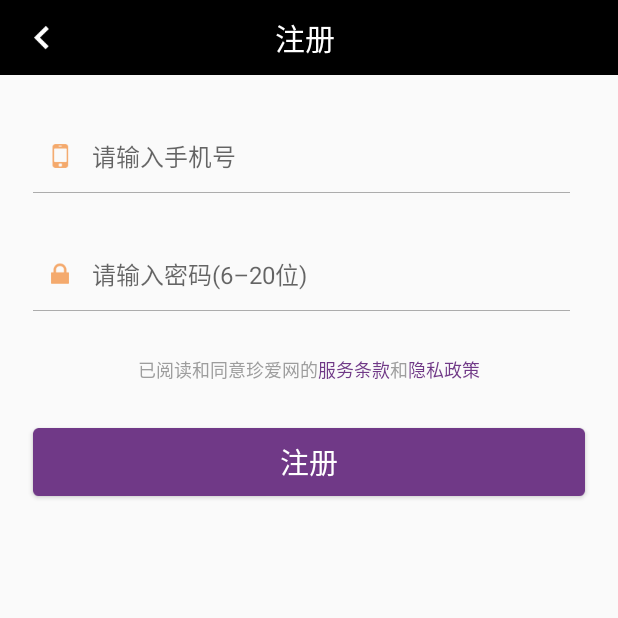
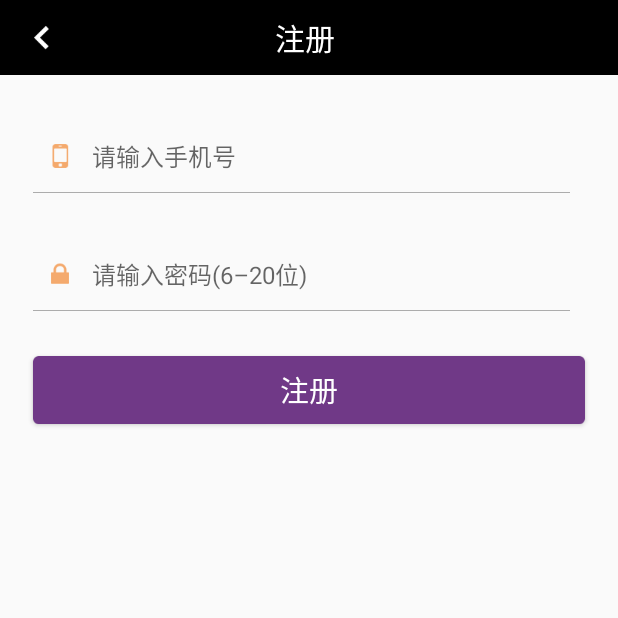
Before and after one commit to dandanba/xiangqin-android-studio, an Android app: the RegisterActivity screen opened directly, with no data from a screen before it, on a phone screen of 412 x 824 dp, the top half of it. Run offline under Robolectric (Android 15) with nearby library versions, the phone set to English and light mode, and no system bars; our stand-ins replace ButterKnife; libraries missing offline, so code that uses them is left out: com.alibaba.fastjson, com.avos.avoscloud, com.facebook.drawee, de.greenrobot.event; 1 statement that could not run was skipped.

Commit message:
1. nickname 2. 协议 3. 注册和登录错误提示

```diff
--- a/xiangqin/app/build.gradle
+++ b/xiangqin/app/build.gradle
@@ -8,8 +8,8 @@ android {
         applicationId "com.xq.main"
         minSdkVersion 15
         targetSdkVersion 23
-        versionCode 73
-        versionName "6.0.1"
+        versionCode 74
+        versionName "6.0.2"
     }
     buildTypes {
         release {
--- a/xiangqin/app/src/main/java/com/xiangqin/app/adapter/InfoAdapter.java
+++ b/xiangqin/app/src/main/java/com/xiangqin/app/adapter/InfoAdapter.java
@@ -140,7 +140,7 @@ public class InfoAdapter extends BaseAdapter<UserDataHolder> {
 
         public void bind(Context context, UserDataHolder dataHolder, int position) {
             mIcon.setImageURI(Uri.parse(mUser.getIconUrl()));
-            mTitleText.setText(mUser.getUsername());
+            mTitleText.setText(mUser.getNickname());
         }
 
         private void openClient(final User targetUser) {
--- a/xiangqin/app/src/main/java/com/xiangqin/app/adapter/MyAdapter.java
+++ b/xiangqin/app/src/main/java/com/xiangqin/app/adapter/MyAdapter.java
@@ -174,7 +174,7 @@ public class MyAdapter extends BaseAdapter<MyDataHolder> implements OnRecyclerVi
         public void bind(Context context, MyDataHolder datHolder, int position) {
             final User user = mUser;
             mIcon.setImageURI(Uri.parse(user.getIconUrl()));
-            mTitleText.setText(user.getUsername());
+            mTitleText.setText(user.getNickname());
             mTextText.setText(String.format("%1$s %2$s", user.getBirthday(), user.getArea()));
             mInfoText.setText(String.format("%1$scm %2$s", user.getHeight(), user.getEarning()));
         }
--- a/xiangqin/app/src/main/java/com/xiangqin/app/adapter/UserAdapter.java
+++ b/xiangqin/app/src/main/java/com/xiangqin/app/adapter/UserAdapter.java
@@ -27,7 +27,6 @@ public class UserAdapter extends BaseAdapter<UserDataHolder> {
         super(context);
         mItemClickListener = onItemClickListener;
     }
-
 
     @Override
     public BaseViewHolder onCreateViewHolder(ViewGroup parent, int viewType) {
--- a/xiangqin/app/src/main/java/com/xiangqin/app/fragment/MyFragment.java
+++ b/xiangqin/app/src/main/java/com/xiangqin/app/fragment/MyFragment.java
@@ -120,7 +120,6 @@ public class MyFragment extends BaseFragment implements OnRecyclerViewItemClickL
 
     @Override
     public void onItemClick(View view, int position) {
-
     }
 
 
@@ -131,7 +130,6 @@ public class MyFragment extends BaseFragment implements OnRecyclerViewItemClickL
         if (event instanceof ActionEvent) {
             ActionEvent actionEvent = (ActionEvent) event;
             if ("header".equals(actionEvent.mAction)) {
-
                 Intent intent = new Intent(mBaseActivity, MultiImageSelectorActivity.class);
                 // whether show camera
                 intent.putExtra(MultiImageSelectorActivity.EXTRA_SHOW_CAMERA, true);
--- a/xiangqin/app/src/main/java/com/xiangqin/app/model/User.java
+++ b/xiangqin/app/src/main/java/com/xiangqin/app/model/User.java
@@ -110,8 +110,6 @@ public class User extends AVUser {
         } else {
             return icon;
         }
-
-
     }
 
     public void setIcon(String icon) {
@@ -145,7 +143,7 @@ public class User extends AVUser {
     public void sayHello(User sender) {
         AVPush push = new AVPush();
         push.setChannel("public");
-        push.setMessage(sender.getNickname() + "向您打招呼了。");
+        push.setMessage(sender.getUsername() + "向您打招呼了。");
         AVQuery<AVInstallation> query = AVInstallation.getQuery();
         query.whereEqualTo("installationId", getInstallationId());
         push.setQuery(query);
--- a/xiangqin/app/src/main/res/layout/activity_register.xml
+++ b/xiangqin/app/src/main/res/layout/activity_register.xml
@@ -70,45 +70,6 @@
             android:background="#ffacacac" />
 
     </LinearLayout>
-
-    <LinearLayout
-        android:layout_width="fill_parent"
-        android:layout_height="wrap_content"
-        android:layout_marginTop="30dp"
-        android:gravity="center_horizontal"
-        android:orientation="horizontal">
-
-        <TextView
-            style="@style/normal_text_shadow_style_2"
-            android:layout_width="wrap_content"
-            android:layout_height="wrap_content"
-            android:text="@string/service_treaty_and_privacy_policy" />
-
-        <TextView
-            android:id="@+id/terms_textview"
-            style="@style/normal_text_shadow_style"
-            android:layout_width="wrap_content"
-            android:layout_height="wrap_content"
-            android:clickable="true"
-            android:text="@string/terms"
-            android:textColor="@color/term_text_text_color" />
-
-        <TextView
-            style="@style/normal_text_shadow_style_2"
-            android:layout_width="wrap_content"
-            android:layout_height="wrap_content"
-            android:text="@string/he" />
-
-        <TextView
-            android:id="@+id/privacy_policy_textview"
-            style="@style/normal_text_shadow_style"
-            android:layout_width="wrap_content"
-            android:layout_height="wrap_content"
-            android:clickable="true"
-            android:text="@string/privacy_policy"
-            android:textColor="@color/term_text_text_color" />
-    </LinearLayout>
-
     <Button
         android:id="@+id/login_button"
         style="@style/white_btn_text_style"
--- a/xiangqin/app/src/main/res/values/strings.xml
+++ b/xiangqin/app/src/main/res/values/strings.xml
@@ -6,11 +6,6 @@
     <string name="password_six_twenty">请输入密码(6–20位)</string>
     <string name="forgot_password">忘记密码</string>
     <string name="register_tips">您的性别、生日、身高、学历、婚姻状况注册后将不能修改，请认真填写。</string>
-    <string name="service_treaty_and_privacy_policy">已阅读和同意珍爱网的</string>
-    <string name="terms">服务条款</string>
-    <string name="he">和</string>
-    <string name="termstxt">服务条款</string>
-    <string name="privacy_policy">隐私政策</string>
     <string name="confirm">确定</string>
     <string name="cancel">取消</string>
     <string name="tab_text_1">缘分</string>
@@ -24,17 +19,13 @@
     <string name="welcome">您好 </string>
     <string name="create_conversation">创建一个和机器人的对话</string>
     <string name="join_conversation">加入一个已有对话</string>
-    <string name="online_site">http://leancloud.github.io/js-realtime-sdk/demo/demo2/</string>
     <string name="title_activity_login">LoginActivity</string>
     <string name="logout">注销</string>
     <string name="begin_chat">开始聊天</string>
     <string name="otherId_input_hint">请输入对方的 clientId</string>
-
-
     <string name="square_name">广场</string>
     <string name="square_member_title">在线成员列表</string>
     <string name="login_null_name_tip">请输入用户名</string>
-
     <string name="unspport_message_type">暂不支持此消息类型</string>
     <string name="message_is_null">消息不能为空</string>
 </resources>
```
Also changed, not shown: xiangqin/app/src/main/java/com/xiangqin/app/activity/LoginActivity.java (+9 -18 lines), xiangqin/app/src/main/java/com/xiangqin/app/activity/RegisterActivity.java (+11 -31 lines).
